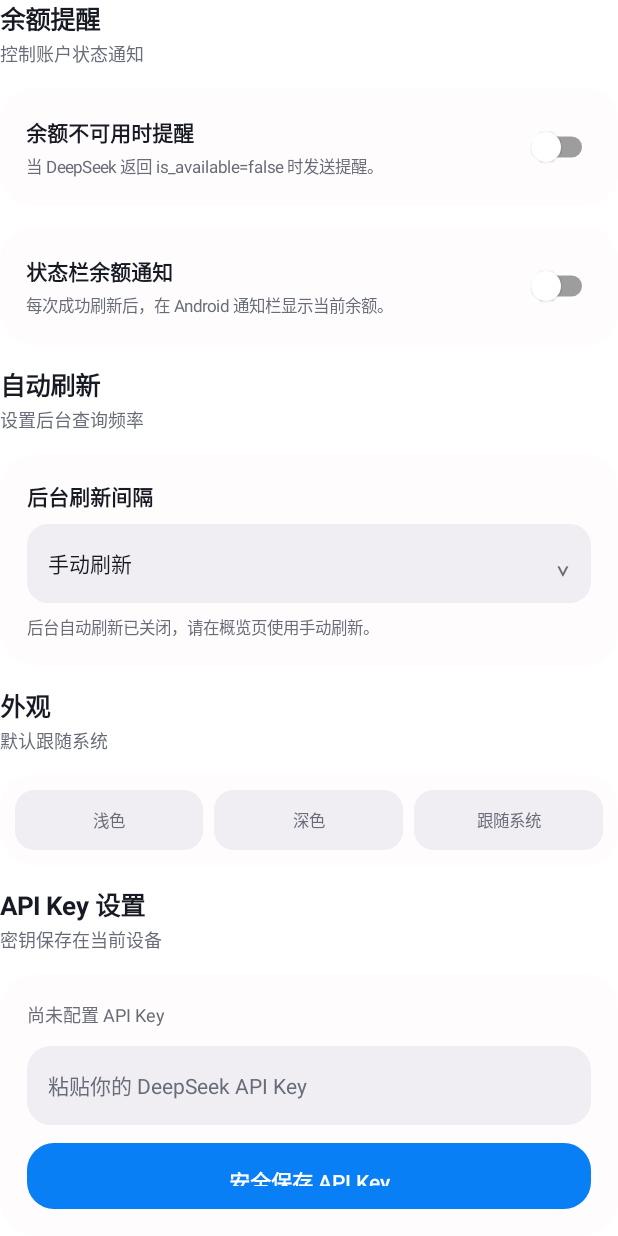
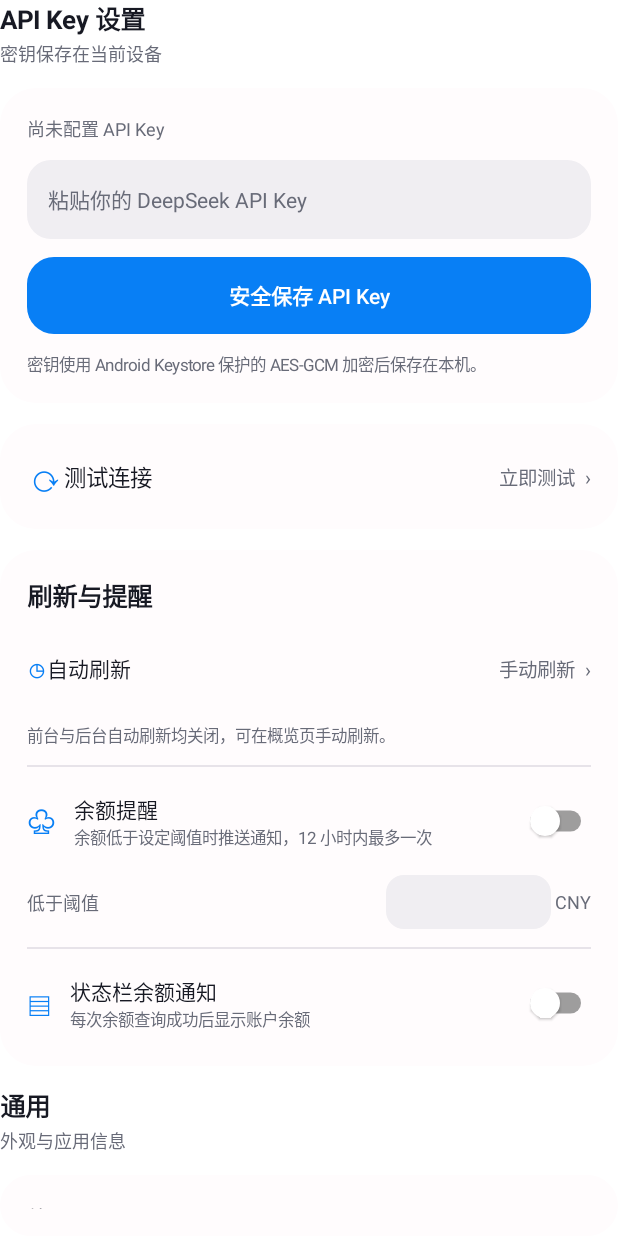
Before and after one commit to bin624/dsh, an Android app built with Jetpack Compose: the composable SettingsScreen called with empty values, on a phone screen of 412 x 824 dp. Run offline under Robolectric (Android 15) with nearby library versions, the phone set to English and light mode, and no system bars; libraries missing offline, so code that uses them is left out: com.kyant.backdrop, com.kyant.shapes; 11 statements that could not run were skipped.

Commit message:
Align settings screen and add configurable low balance alerts

```diff
--- a/app/src/main/java/com/bin624/dsh/settings/AppSettings.kt
+++ b/app/src/main/java/com/bin624/dsh/settings/AppSettings.kt
@@ -17,6 +17,9 @@ class AppSettings(context: Context) {
     var refreshIntervalMinutes: Int
         get() = preferences.getInt(KEY_REFRESH_INTERVAL, 0)
         set(value) { preferences.edit().putInt(KEY_REFRESH_INTERVAL, value.coerceAtLeast(0)).apply() }
+    var balanceReminderThreshold: Double
+        get() = preferences.getFloat(KEY_BALANCE_THRESHOLD, 10f).toDouble()
+        set(value) { preferences.edit().putFloat(KEY_BALANCE_THRESHOLD, value.coerceAtLeast(0.0).toFloat()).apply() }
     var balanceReminderEnabled: Boolean
         get() = preferences.getBoolean(KEY_BALANCE_REMINDER, false)
         set(value) { preferences.edit().putBoolean(KEY_BALANCE_REMINDER, value).apply() }
@@ -30,6 +33,7 @@ class AppSettings(context: Context) {
         private const val KEY_APPEARANCE = "appearance_mode"
         private const val KEY_REFRESH_INTERVAL = "refresh_interval_minutes"
         private const val KEY_BALANCE_REMINDER = "balance_reminder_enabled"
+        private const val KEY_BALANCE_THRESHOLD = "balance_reminder_threshold"
         private const val KEY_STATUS_NOTIFICATION = "status_balance_notification_enabled"
     }
 }
--- a/app/src/main/java/com/bin624/dsh/ui/DeepSeekApp.kt
+++ b/app/src/main/java/com/bin624/dsh/ui/DeepSeekApp.kt
@@ -117,6 +117,7 @@ fun DeepSeekApp() {
     var appearanceMode by rememberSaveable { mutableStateOf(appSettings.appearanceMode) }
     var refreshIntervalMinutes by rememberSaveable { mutableIntStateOf(appSettings.refreshIntervalMinutes) }
     var balanceReminderEnabled by rememberSaveable { mutableStateOf(appSettings.balanceReminderEnabled) }
+    var balanceThresholdText by rememberSaveable { mutableStateOf(appSettings.balanceReminderThreshold.toString()) }
     var statusBalanceNotificationEnabled by rememberSaveable { mutableStateOf(appSettings.statusBalanceNotificationEnabled) }
     var settingsMessage by remember { mutableStateOf<String?>(null) }
     var pendingNotificationOption by remember { mutableIntStateOf(0) }
@@ -204,7 +205,7 @@ fun DeepSeekApp() {
                 isConnected = true
                 lastUpdated = SimpleDateFormat("yyyy-MM-dd HH:mm:ss", Locale.getDefault()).format(Date())
                 if (statusBalanceNotificationEnabled) BalanceNotificationManager.showBalance(context, snapshot)
-                if (balanceReminderEnabled && !snapshot.isAvailable) BalanceNotificationManager.showUnavailable(context)
+                if (balanceReminderEnabled) BalanceNotificationManager.showLowBalanceIfNeeded(context, snapshot, appSettings.balanceReminderThreshold)
                 if (isConnectionTest) settingsMessage = "连接成功，DeepSeek 余额接口已返回数据。"
             } catch (exception: Exception) {
                 isConnected = false
@@ -328,6 +329,11 @@ fun DeepSeekApp() {
                     onRefreshIntervalChange = { refreshIntervalMinutes = it },
                     balanceReminderEnabled = balanceReminderEnabled,
                     onBalanceReminderChange = { updateNotificationOption(NOTIFY_BALANCE_REMINDER, it) },
+                    balanceThresholdText = balanceThresholdText,
+                    onBalanceThresholdChange = { value ->
+                        balanceThresholdText = value
+                        value.toBigDecimalOrNull()?.takeIf { it >= BigDecimal.ZERO }?.let { appSettings.balanceReminderThreshold = it.toDouble() }
+                    },
                     statusBalanceNotificationEnabled = statusBalanceNotificationEnabled,
                     onStatusBalanceNotificationChange = { updateNotificationOption(NOTIFY_STATUS_BALANCE, it) },
                     isTestingConnection = isRefreshing,
@@ -710,6 +716,8 @@ private fun SettingsScreen(
     onRefreshIntervalChange: (Int) -> Unit,
     balanceReminderEnabled: Boolean,
     onBalanceReminderChange: (Boolean) -> Unit,
+    balanceThresholdText: String,
+    onBalanceThresholdChange: (String) -> Unit,
     statusBalanceNotificationEnabled: Boolean,
     onStatusBalanceNotificationChange: (Boolean) -> Unit,
     isTestingConnection: Boolean,
@@ -719,49 +727,6 @@ private fun SettingsScreen(
     val refreshOptions = listOf(0 to "手动刷新", 15 to "每 15 分钟", 30 to "每 30 分钟", 60 to "每 1 小时", 180 to "每 3 小时", 360 to "每 6 小时", 720 to "每 12 小时", 1440 to "每 24 小时")
     val selectedRefreshLabel = refreshOptions.firstOrNull { it.first == refreshIntervalMinutes }?.second ?: "手动刷新"
     Column(verticalArrangement = Arrangement.spacedBy(14.dp)) {
-        SectionHeading("余额提醒", "控制账户状态通知")
-        SettingsToggleRow("余额不可用时提醒", "当 DeepSeek 返回 is_available=false 时发送提醒。", balanceReminderEnabled, onBalanceReminderChange)
-        SettingsToggleRow("状态栏余额通知", "每次成功刷新后，在 Android 通知栏显示当前余额。", statusBalanceNotificationEnabled, onStatusBalanceNotificationChange)
-
-        SectionHeading("自动刷新", "设置后台查询频率")
-        Column(Modifier.fillMaxWidth().clip(RoundedCornerShape(24.dp)).background(Palette.card).padding(18.dp)) {
-            Text("后台刷新间隔", fontSize = 14.sp, color = Palette.text, fontWeight = FontWeight.SemiBold)
-            Spacer(Modifier.height(8.dp))
-            Box {
-                Row(
-                    Modifier.fillMaxWidth().clip(RoundedCornerShape(14.dp)).background(Palette.softCard)
-                        .clickable { refreshMenuExpanded = true }.padding(horizontal = 14.dp, vertical = 14.dp),
-                    verticalAlignment = Alignment.CenterVertically
-                ) {
-                    Text(selectedRefreshLabel, color = Palette.text, fontSize = 14.sp, modifier = Modifier.weight(1f))
-                    Text("⌄", color = Palette.secondary, fontSize = 18.sp)
-                }
-                DropdownMenu(expanded = refreshMenuExpanded, onDismissRequest = { refreshMenuExpanded = false }) {
-                    refreshOptions.forEach { option ->
-                        DropdownMenuItem(onClick = { onRefreshIntervalChange(option.first); refreshMenuExpanded = false }) {
-                            Text(option.second, color = Palette.text)
-                        }
-                    }
-                }
-            }
-            Spacer(Modifier.height(8.dp))
-            Text(
-                if (refreshIntervalMinutes == 0) "后台自动刷新已关闭，请在概览页使用手动刷新。"
-                else "后台刷新已开启。Android 最短周期为 15 分钟，实际执行时间由系统调度。",
-                color = Palette.secondary, fontSize = 11.sp, lineHeight = 16.sp
-            )
-        }
-
-        SectionHeading("外观", "默认跟随系统")
-        Row(
-            Modifier.fillMaxWidth().clip(RoundedCornerShape(22.dp)).background(Palette.card).padding(10.dp),
-            horizontalArrangement = Arrangement.spacedBy(7.dp)
-        ) {
-            AppearanceChoice("浅色", appearanceMode == AppSettings.APPEARANCE_LIGHT, Modifier.weight(1f)) { onAppearanceChange(AppSettings.APPEARANCE_LIGHT) }
-            AppearanceChoice("深色", appearanceMode == AppSettings.APPEARANCE_DARK, Modifier.weight(1f)) { onAppearanceChange(AppSettings.APPEARANCE_DARK) }
-            AppearanceChoice("跟随系统", appearanceMode == AppSettings.APPEARANCE_SYSTEM, Modifier.weight(1f)) { onAppearanceChange(AppSettings.APPEARANCE_SYSTEM) }
-        }
-
         SectionHeading("API Key 设置", "密钥保存在当前设备")
         Column(Modifier.fillMaxWidth().clip(RoundedCornerShape(24.dp)).background(Palette.card).padding(18.dp), verticalArrangement = Arrangement.spacedBy(12.dp)) {
             Text(if (currentApiKey.isNullOrBlank()) "尚未配置 API Key" else "当前密钥：" + maskKey(currentApiKey), color = Palette.secondary, fontSize = 12.sp)
@@ -782,16 +747,90 @@ private fun SettingsScreen(
                 }
             )
             PrimaryAction("安全保存 API Key", onSaveKey)
-            SecondaryAction(if (isTestingConnection) "正在测试连接…" else "测试连接", onTestConnection)
             if (!currentApiKey.isNullOrBlank()) SecondaryAction("移除本机密钥", onRemoveKey)
-            Text("密钥使用 Android Keystore 保护的 AES-GCM 加密后保存在本机。测试连接会真实请求 DeepSeek 余额接口。",
-                color = Palette.secondary, fontSize = 11.sp, lineHeight = 16.sp)
+            Text("密钥使用 Android Keystore 保护的 AES-GCM 加密后保存在本机。", color = Palette.secondary, fontSize = 11.sp, lineHeight = 16.sp)
+        }
+
+        Column(Modifier.fillMaxWidth().clip(RoundedCornerShape(24.dp)).background(Palette.card).clickable(onClick = onTestConnection).padding(18.dp)) {
+            Row(verticalAlignment = Alignment.CenterVertically) {
+                Text("⟳", color = Palette.blue, fontSize = 25.sp)
+                Text("测试连接", color = Palette.text, fontSize = 15.sp, modifier = Modifier.weight(1f))
+                Text(if (isTestingConnection) "正在测试…" else "立即测试  ›", color = Palette.secondary, fontSize = 13.sp)
+            }
             if (connectionMessage != null) {
-                Text(connectionMessage, color = if (connectionMessage.startsWith("连接成功")) Palette.greenText else Palette.secondary,
-                    fontSize = 12.sp, lineHeight = 17.sp)
+                Spacer(Modifier.height(8.dp))
+                Text(connectionMessage, color = if (connectionMessage.startsWith("连接成功")) Palette.greenText else Palette.secondary, fontSize = 12.sp, lineHeight = 17.sp)
             }
         }
 
+        Column(Modifier.fillMaxWidth().clip(RoundedCornerShape(24.dp)).background(Palette.card).padding(18.dp), verticalArrangement = Arrangement.spacedBy(12.dp)) {
+            Text("刷新与提醒", fontSize = 17.sp, color = Palette.text, fontWeight = FontWeight.Bold)
+            Box {
+                Row(
+                    Modifier.fillMaxWidth().clickable { refreshMenuExpanded = true }.padding(vertical = 9.dp),
+                    verticalAlignment = Alignment.CenterVertically
+                ) {
+                    Text("◷", color = Palette.blue, fontSize = 22.sp)
+                    Text("自动刷新", color = Palette.text, fontSize = 14.sp, modifier = Modifier.weight(1f))
+                    Text(selectedRefreshLabel + "  ›", color = Palette.secondary, fontSize = 13.sp)
+                }
+                DropdownMenu(expanded = refreshMenuExpanded, onDismissRequest = { refreshMenuExpanded = false }) {
+                    refreshOptions.forEach { option ->
+                        DropdownMenuItem(onClick = { onRefreshIntervalChange(option.first); refreshMenuExpanded = false }) {
+                            Text(option.second, color = Palette.text)
+                        }
+                    }
+                }
+            }
+            Text(if (refreshIntervalMinutes == 0) "前台与后台自动刷新均关闭，可在概览页手动刷新。" else "前台与后台按所选间隔刷新；Android 后台最短周期为 15 分钟。", color = Palette.secondary, fontSize = 11.sp)
+            DividerLine()
+            Row(verticalAlignment = Alignment.CenterVertically) {
+                Text("♧", color = Palette.blue, fontSize = 22.sp)
+                Column(Modifier.weight(1f).padding(start = 12.dp)) {
+                    Text("余额提醒", color = Palette.text, fontSize = 14.sp)
+                    Text("余额低于设定阈值时推送通知，12 小时内最多一次", color = Palette.secondary, fontSize = 11.sp)
+                }
+                Switch(checked = balanceReminderEnabled, onCheckedChange = onBalanceReminderChange,
+                    colors = SwitchDefaults.colors(checkedThumbColor = Palette.blue))
+            }
+            Row(verticalAlignment = Alignment.CenterVertically) {
+                Text("低于阈值", color = Palette.secondary, fontSize = 12.sp, modifier = Modifier.weight(1f))
+                BasicTextField(
+                    value = balanceThresholdText,
+                    onValueChange = onBalanceThresholdChange,
+                    singleLine = true,
+                    keyboardOptions = KeyboardOptions(keyboardType = KeyboardType.Decimal),
+                    textStyle = TextStyle(color = Palette.text, fontSize = 14.sp, textAlign = androidx.compose.ui.text.style.TextAlign.End),
+                    modifier = Modifier.width(110.dp).clip(RoundedCornerShape(12.dp)).background(Palette.softCard).padding(horizontal = 12.dp, vertical = 10.dp)
+                )
+                Text(" CNY", color = Palette.secondary, fontSize = 12.sp)
+            }
+            DividerLine()
+            Row(verticalAlignment = Alignment.CenterVertically) {
+                Text("▤", color = Palette.blue, fontSize = 22.sp)
+                Column(Modifier.weight(1f).padding(start = 12.dp)) {
+                    Text("状态栏余额通知", color = Palette.text, fontSize = 14.sp)
+                    Text("每次余额查询成功后显示账户余额", color = Palette.secondary, fontSize = 11.sp)
+                }
+                Switch(checked = statusBalanceNotificationEnabled, onCheckedChange = onStatusBalanceNotificationChange,
+                    colors = SwitchDefaults.colors(checkedThumbColor = Palette.blue))
+            }
+        }
+
+        SectionHeading("通用", "外观与应用信息")
+        Column(Modifier.fillMaxWidth().clip(RoundedCornerShape(24.dp)).background(Palette.card).padding(18.dp), verticalArrangement = Arrangement.spacedBy(12.dp)) {
+            Text("外观", color = Palette.text, fontSize = 14.sp)
+            Row(horizontalArrangement = Arrangement.spacedBy(7.dp)) {
+                AppearanceChoice("浅色", appearanceMode == AppSettings.APPEARANCE_LIGHT, Modifier.weight(1f)) { onAppearanceChange(AppSettings.APPEARANCE_LIGHT) }
+                AppearanceChoice("深色", appearanceMode == AppSettings.APPEARANCE_DARK, Modifier.weight(1f)) { onAppearanceChange(AppSettings.APPEARANCE_DARK) }
+                AppearanceChoice("跟随系统", appearanceMode == AppSettings.APPEARANCE_SYSTEM, Modifier.weight(1f)) { onAppearanceChange(AppSettings.APPEARANCE_SYSTEM) }
+            }
+            DividerLine()
+            Row(verticalAlignment = Alignment.CenterVertically) {
+                Text("关于应用", color = Palette.text, modifier = Modifier.weight(1f))
+                Text("1.50  ›", color = Palette.secondary)
+            }
+        }
         InfoCard("接口说明", "本应用展示 DeepSeek 官方余额接口返回的账户可用状态、总余额、赠送余额和充值余额。接口不提供 Token 消耗明细或账单历史。")
     }
 }
--- a/app/src/main/java/com/bin624/dsh/worker/BalanceRefreshWorker.kt
+++ b/app/src/main/java/com/bin624/dsh/worker/BalanceRefreshWorker.kt
@@ -17,7 +17,7 @@ class BalanceRefreshWorker(appContext: Context, params: WorkerParameters) : Coro
         return try {
             val snapshot = DeepSeekBalanceApi.getBalance(key)
             if (settings.statusBalanceNotificationEnabled) BalanceNotificationManager.showBalance(applicationContext, snapshot)
-            if (settings.balanceReminderEnabled && !snapshot.isAvailable) BalanceNotificationManager.showUnavailable(applicationContext)
+            if (settings.balanceReminderEnabled) BalanceNotificationManager.showLowBalanceIfNeeded(applicationContext, snapshot, settings.balanceReminderThreshold)
             Result.success()
         } catch (_: Exception) { Result.retry() }
     }
```
Also changed, not shown: app/src/main/java/com/bin624/dsh/notifications/BalanceNotificationManager.kt (+13 -2 lines).
